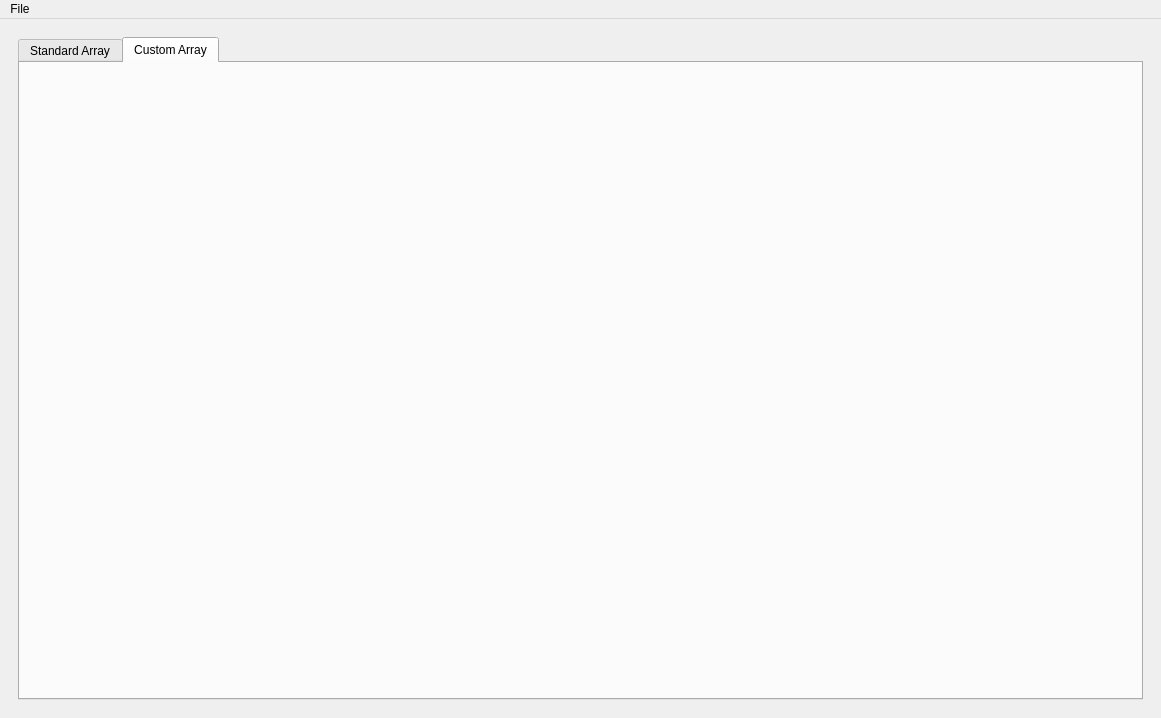
Above: ui_array_analysis.ui from rookiepeng/antenna-array-analysis before the change. Below: the same form after it.
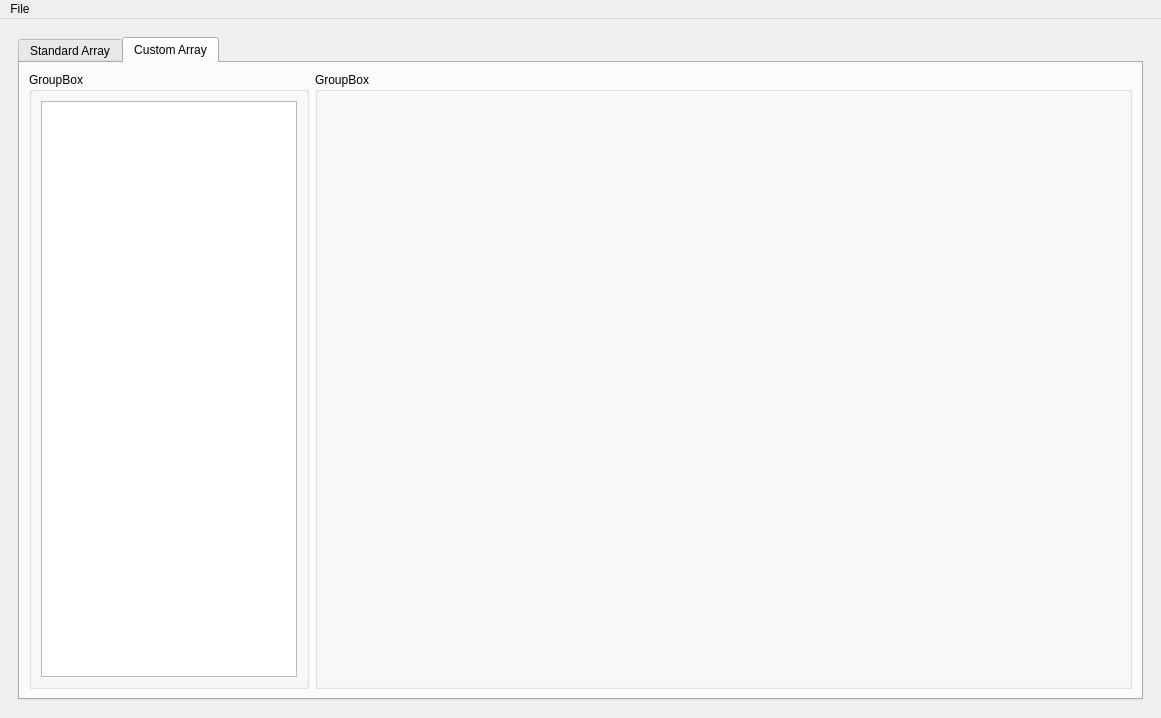
That is the form after the change. The open tabs and pages were chosen to show the change. Icons and pictures are not drawn.

Commit message: custom tab UI

Patch:
```diff
--- a/ui_array_analysis.ui
+++ b/ui_array_analysis.ui
@@ -1037,6 +1037,44 @@
        <attribute name="title">
         <string>Custom Array</string>
        </attribute>
+       <layout class="QHBoxLayout" name="horizontalLayout_4">
+        <item>
+         <widget class="QGroupBox" name="groupBox">
+          <property name="title">
+           <string>GroupBox</string>
+          </property>
+          <layout class="QVBoxLayout" name="verticalLayout">
+           <item>
+            <widget class="QTableView" name="tableView"/>
+           </item>
+          </layout>
+         </widget>
+        </item>
+        <item>
+         <widget class="QGroupBox" name="groupBox_2">
+          <property name="sizePolicy">
+           <sizepolicy hsizetype="Expanding" vsizetype="Preferred">
+            <horstretch>1</horstretch>
+            <verstretch>0</verstretch>
+           </sizepolicy>
+          </property>
+          <property name="sizeIncrement">
+           <size>
+            <width>1</width>
+            <height>0</height>
+           </size>
+          </property>
+          <property name="title">
+           <string>GroupBox</string>
+          </property>
+          <layout class="QHBoxLayout" name="horizontalLayout_6">
+           <item>
+            <layout class="QVBoxLayout" name="verticalLayout_2"/>
+           </item>
+          </layout>
+         </widget>
+        </item>
+       </layout>
       </widget>
      </widget>
     </item>
```
Left out of the diff: 2 changed lines with no effect on the pictures.
